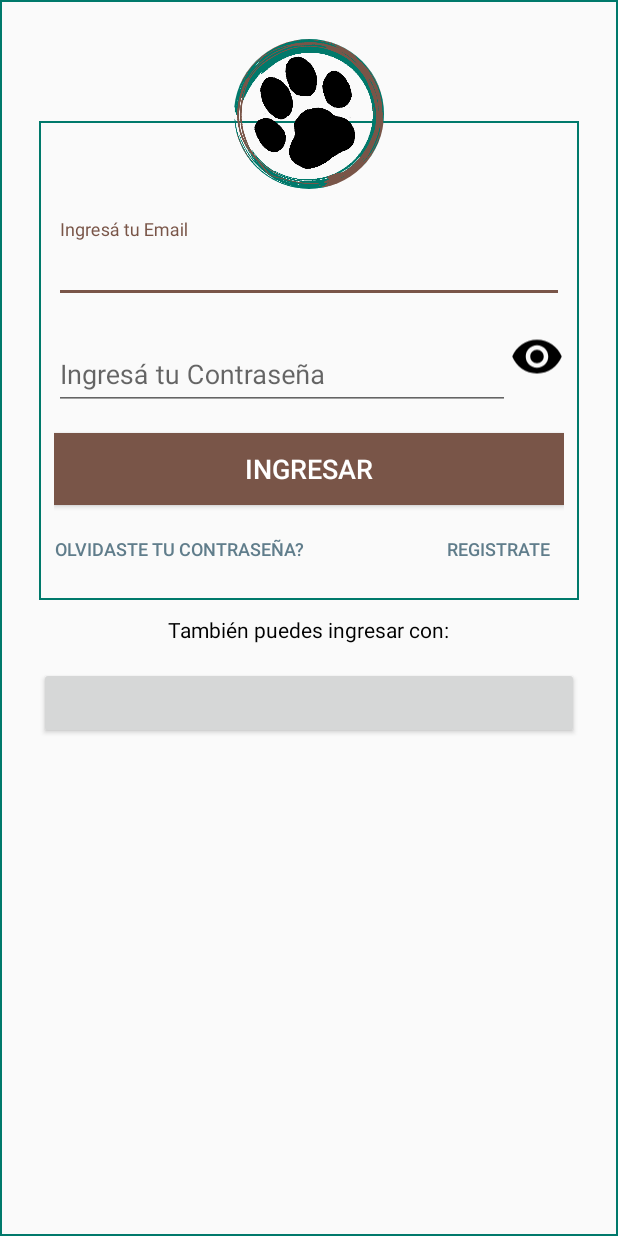
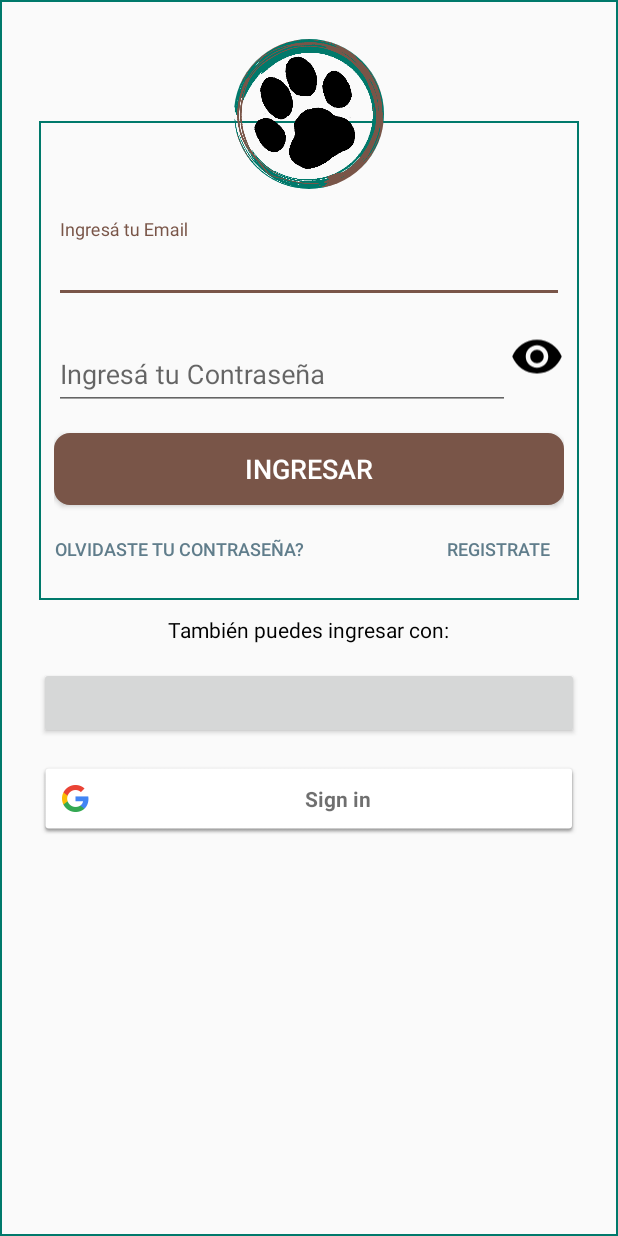
Before and after one commit to TomasMVazquez/JuegoDeMascotas, an Android app: the screen it shows after launch (LogInActivity), in the side drawer, after a tap on "Perfil", on a phone screen of 412 x 824 dp. Run offline under Robolectric (Android 15) with nearby library versions, the phone set to English and light mode, and no system bars; our stand-ins replace Firebase (no records; nobody signed in at launch, a user with empty details on screens opened directly); libraries missing offline, so code that uses them is left out: com.facebook, com.facebook.login; plain views replace CircularImageView, LoginButton; 8 statements that could not run were skipped.

Commit message:
v 0.9.5 Google Sign in

```diff
--- a/app/src/main/java/com/applications/toms/juegodemascotas/view/LogInActivity.java
+++ b/app/src/main/java/com/applications/toms/juegodemascotas/view/LogInActivity.java
@@ -8,7 +8,9 @@ import android.os.Bundle;
 import android.text.Editable;
 import android.text.InputType;
 import android.text.TextWatcher;
+import android.util.Log;
 import android.view.MotionEvent;
+import android.view.View;
 import android.widget.Button;
 import android.widget.EditText;
 import android.widget.ImageButton;
@@ -26,20 +28,32 @@ import com.facebook.FacebookException;
 import com.facebook.login.LoginManager;
 import com.facebook.login.LoginResult;
 import com.facebook.login.widget.LoginButton;
+import com.google.android.gms.auth.api.Auth;
+import com.google.android.gms.auth.api.signin.GoogleSignIn;
+import com.google.android.gms.auth.api.signin.GoogleSignInAccount;
+import com.google.android.gms.auth.api.signin.GoogleSignInClient;
+import com.google.android.gms.auth.api.signin.GoogleSignInOptions;
+import com.google.android.gms.common.ConnectionResult;
+import com.google.android.gms.common.SignInButton;
+import com.google.android.gms.common.api.ApiException;
+import com.google.android.gms.common.api.GoogleApiClient;
 import com.google.android.gms.tasks.OnCompleteListener;
 import com.google.android.gms.tasks.OnFailureListener;
 import com.google.android.gms.tasks.Task;
+import com.google.android.material.snackbar.Snackbar;
 import com.google.android.material.textfield.TextInputLayout;
 import com.google.firebase.auth.AuthCredential;
 import com.google.firebase.auth.AuthResult;
 import com.google.firebase.auth.FacebookAuthProvider;
 import com.google.firebase.auth.FirebaseAuth;
 import com.google.firebase.auth.FirebaseUser;
+import com.google.firebase.auth.GoogleAuthProvider;
 import com.google.firebase.auth.UserProfileChangeRequest;
 
-public class LogInActivity extends AppCompatActivity {
+public class LogInActivity extends AppCompatActivity implements GoogleApiClient.OnConnectionFailedListener {
 
-    public static final int GOOGLE_SIGN_IN = 103;
+    public static final int RC_SIGN_IN = 103;
+    private static final String TAG = "LOGIN";
 
     private CallbackManager callbackManager;
     private FirebaseAuth mAuth;
@@ -47,6 +61,8 @@ public class LogInActivity extends AppCompatActivity {
     private TextInputLayout tiPassSignIn;
     private EditText etEmailSigIn;
     private EditText etPassSigIn;
+
+    private GoogleSignInClient mGoogleSignInClient;
 
     @SuppressLint("ClickableViewAccessibility")
     @Override
@@ -66,7 +82,9 @@ public class LogInActivity extends AppCompatActivity {
         Button btnRegister = findViewById(R.id.btnRegister);
         ImageButton ivPassVisible = findViewById(R.id.ivPassVisible);
 
-//        SignInButton btnGoogleSignIn = findViewById(R.id.btnGoogleSignIn);
+        SignInButton google_sig_in = findViewById(R.id.google_sig_in);
+        google_sig_in.setSize(SignInButton.SIZE_STANDARD);
+
         LoginButton loginButton = findViewById(R.id.login_button_facebook);
 
         //revisar contrasenia
@@ -146,6 +164,15 @@ public class LogInActivity extends AppCompatActivity {
         });
 
         //TODO SIGNIN GOOGLE
+        // Configure Google Sign In
+        google_sig_in.setOnClickListener(v -> signIn());
+
+        GoogleSignInOptions gso = new GoogleSignInOptions.Builder(GoogleSignInOptions.DEFAULT_SIGN_IN)
+                .requestIdToken(getString(R.string.default_web_client_id))
+                .requestEmail()
+                .build();
+
+        mGoogleSignInClient = GoogleSignIn.getClient(this, gso);
 
     }
 
@@ -177,8 +204,9 @@ public class LogInActivity extends AppCompatActivity {
 
         if (resultCode == Activity.RESULT_OK){
             switch (requestCode){
-                case GOOGLE_SIGN_IN:
-                    Toast.makeText(LogInActivity.this, "Validando cuenta", Toast.LENGTH_SHORT).show();
+                case RC_SIGN_IN:
+                    Task<GoogleSignInAccount> task = GoogleSignIn.getSignedInAccountFromIntent(data);
+                    handleSignInResult(task);
                     break;
             }
         }else {
@@ -258,4 +286,55 @@ public class LogInActivity extends AppCompatActivity {
                 });
     }
 
+    //Acceso con Google
+    private void signIn() {
+        Intent signInIntent = mGoogleSignInClient.getSignInIntent();
+        startActivityForResult(signInIntent, RC_SIGN_IN);
+    }
+
+    private void handleSignInResult(Task<GoogleSignInAccount> completedTask) {
+        try {
+            GoogleSignInAccount account = completedTask.getResult(ApiException.class);
+
+            // Signed in successfully, show authenticated UI.
+            //updateUI(account);
+            firebaseAuthWithGoogle(account);
+        } catch (ApiException e) {
+            // The ApiException status code indicates the detailed failure reason.
+            // Please refer to the GoogleSignInStatusCodes class reference for more information.
+            Log.w(TAG, "signInResult:failed code=" + e.getStatusCode());
+            //updateUI(null);
+        }
+    }
+
+    private void firebaseAuthWithGoogle(GoogleSignInAccount acct) {
+        Log.d(TAG, "firebaseAuthWithGoogle:" + acct.getId());
+
+        AuthCredential credential = GoogleAuthProvider.getCredential(acct.getIdToken(), null);
+        mAuth.signInWithCredential(credential)
+                .addOnCompleteListener(this, new OnCompleteListener<AuthResult>() {
+                    @Override
+                    public void onComplete(@NonNull Task<AuthResult> task) {
+                        if (task.isSuccessful()) {
+                            // Sign in success, update UI with the signed-in user's information
+                            Log.d(TAG, "signInWithCredential:success");
+                            FirebaseUser user = mAuth.getCurrentUser();
+                            updateUI(user);
+                        } else {
+                            // If sign in fails, display a message to the user.
+                            Log.w(TAG, "signInWithCredential:failure", task.getException());
+                            Toast.makeText(LogInActivity.this, "Authentication Failed.", Toast.LENGTH_SHORT).show();
+//                            Snackbar.make(findViewById(R.id.main_layout), "Authentication Failed.", Snackbar.LENGTH_SHORT).show();
+                            updateUI(null);
+                        }
+
+                        // ...
+                    }
+                });
+    }
+
+    @Override
+    public void onConnectionFailed(@NonNull ConnectionResult connectionResult) {
+
+    }
 }
--- a/app/src/main/res/drawable/btn_rounded.xml
+++ b/app/src/main/res/drawable/btn_rounded.xml
@@ -3,7 +3,7 @@
     xmlns:android="http://schemas.android.com/apk/res/android"
     android:shape="rectangle"
     >
-    <solid android:color="#FFFFFF"/>
+    <solid android:color="@color/colorAccent"/>
     <stroke android:width="1dip" android:color="@color/colorAccent" />
-    <corners android:radius="50dp"/>
+    <corners android:radius="10dp"/>
 </shape>
--- a/app/src/main/res/layout/activity_log_in.xml
+++ b/app/src/main/res/layout/activity_log_in.xml
@@ -80,7 +80,7 @@
             android:layout_height="wrap_content"
             android:text="@string/btn_login"
             android:layout_marginTop="15dp"
-            android:background="@color/colorAccent"
+            android:background="@drawable/btn_rounded"
             android:textColor="@color/colorWhite"
             android:textSize="18sp"
             />
@@ -145,11 +145,12 @@
             android:layout_gravity="center_horizontal"
             android:layout_marginBottom="15dp" />
 
-        <!--<com.google.android.gms.common.SignInButton-->
-            <!--android:id="@+id/btnGoogleSignIn"-->
-            <!--android:layout_height="wrap_content"-->
-            <!--android:layout_width="match_parent"-->
-            <!--/>-->
+        <com.google.android.gms.common.SignInButton
+            android:id="@+id/google_sig_in"
+            android:layout_width="match_parent"
+            android:layout_height="wrap_content"
+            />
+
     </LinearLayout>
 
 
--- a/app/src/main/res/values/strings.xml
+++ b/app/src/main/res/values/strings.xml
@@ -56,7 +56,8 @@
     //Facebook
     <string name="facebook_app_id">309019083071764</string>
     <string name="fb_login_protocol_scheme">fb309019083071764</string>
-
+    //Google SignIn
+    <string name="default_web_client_id">1019232112841-qukol2t2cnlphjtcg18gtoknv416h19j.apps.googleusercontent.com</string>
     //Profile
     <string name="about_profile">En esta seccion puedes escribir un poco sobre vos, tus intereses, hobbies y otros. De esta manera cuando asistas a un juego el resto puede conocerte un poco</string>
     <string name="updateAbout">Escribe un poco sobre vos, tus intereses, hobbies y otros.</string>
```
